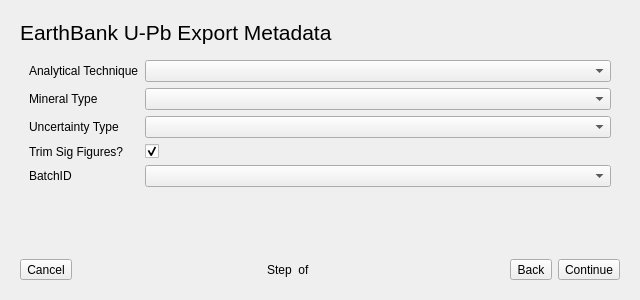
First picture: the form in export/EarthBank_Exporter_UPb.ui, repository iolite-LA-ICP-MS/iolite4-python-examples, before the edit.
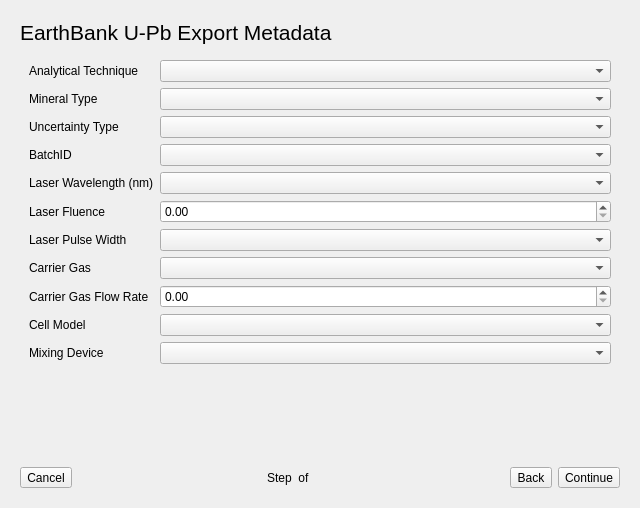
Second picture: the form after the edit. The open tabs and pages were chosen to show the change.

Commit message: EarthBank UPb Exporter: added metadata options

The edit to the form file:
```diff
--- a/export/EarthBank_Exporter_UPb.ui
+++ b/export/EarthBank_Exporter_UPb.ui
@@ -7,7 +7,7 @@
     <x>0</x>
     <y>0</y>
     <width>640</width>
-    <height>300</height>
+    <height>508</height>
    </rect>
   </property>
   <property name="sizePolicy">
@@ -56,7 +56,7 @@
    <item>
     <widget class="QStackedWidget" name="stackedWidget">
      <property name="currentIndex">
-      <number>0</number>
+      <number>3</number>
      </property>
      <widget class="QWidget" name="userPage">
       <layout class="QVBoxLayout" name="verticalLayout_2">
@@ -120,6 +120,13 @@
          <item row="0" column="1">
           <widget class="QComboBox" name="techniqueComboBox"/>
          </item>
+         <item row="1" column="0">
+          <widget class="QLabel" name="mineralLabel">
+           <property name="text">
+            <string>Mineral Type</string>
+           </property>
+          </widget>
+         </item>
          <item row="1" column="1">
           <widget class="QComboBox" name="mineralComboBox"/>
          </item>
@@ -134,36 +141,85 @@
           <widget class="QComboBox" name="uncertaintyTypeComboBox"/>
          </item>
          <item row="3" column="0">
-          <widget class="QLabel" name="trimSigFiguresLabel">
-           <property name="text">
-            <string>Trim Sig Figures?</string>
-           </property>
-          </widget>
-         </item>
-         <item row="3" column="1">
-          <widget class="QCheckBox" name="trimSigFigsCheckBox">
-           <property name="checked">
-            <bool>true</bool>
-           </property>
-          </widget>
-         </item>
-         <item row="4" column="0">
           <widget class="QLabel" name="sessionIDLabel">
            <property name="text">
             <string>BatchID</string>
            </property>
           </widget>
          </item>
-         <item row="4" column="1">
+         <item row="3" column="1">
           <widget class="QComboBox" name="sessionIDComboBox"/>
          </item>
-         <item row="1" column="0">
-          <widget class="QLabel" name="mineralLabel">
+         <item row="4" column="0">
+          <widget class="QLabel" name="laserWavelengthLabel">
            <property name="text">
-            <string>Mineral Type</string>
+            <string>Laser Wavelength (nm)</string>
            </property>
           </widget>
          </item>
+         <item row="4" column="1">
+          <widget class="QComboBox" name="laserWavelengthComboBox"/>
+         </item>
+         <item row="5" column="0">
+          <widget class="QLabel" name="laserFluenceLabel">
+           <property name="text">
+            <string>Laser Fluence</string>
+           </property>
+          </widget>
+         </item>
+         <item row="5" column="1">
+          <widget class="QDoubleSpinBox" name="laserFluenceDoubleSpinBox"/>
+         </item>
+         <item row="6" column="0">
+          <widget class="QLabel" name="laserPulseWidthLabel">
+           <property name="text">
+            <string>Laser Pulse Width</string>
+           </property>
+          </widget>
+         </item>
+         <item row="6" column="1">
+          <widget class="QComboBox" name="laserPulseWidthComboBox"/>
+         </item>
+         <item row="8" column="0">
+          <widget class="QLabel" name="carrierGasFlowRateLabel">
+           <property name="text">
+            <string>Carrier Gas Flow Rate</string>
+           </property>
+          </widget>
+         </item>
+         <item row="8" column="1">
+          <widget class="QDoubleSpinBox" name="carrierGasFlowRateDoubleSpinBox"/>
+         </item>
+         <item row="9" column="0">
+          <widget class="QLabel" name="cellModelLabel">
+           <property name="text">
+            <string>Cell Model</string>
+           </property>
+          </widget>
+         </item>
+         <item row="9" column="1">
+          <widget class="QComboBox" name="cellModelComboBox"/>
+         </item>
+         <item row="10" column="0">
+          <widget class="QLabel" name="mixingDeviceLabel">
+           <property name="text">
+            <string>Mixing Device</string>
+           </property>
+          </widget>
+         </item>
+         <item row="10" column="1">
+          <widget class="QComboBox" name="mixingDeviceComboBox"/>
+         </item>
+         <item row="7" column="0">
+          <widget class="QLabel" name="carrierGasLabel">
+           <property name="text">
+            <string>Carrier Gas</string>
+           </property>
+          </widget>
+         </item>
+         <item row="7" column="1">
+          <widget class="QComboBox" name="carrierGasComboBox"/>
+         </item>
         </layout>
        </item>
       </layout>
```
The commit also changes 1 other file.
